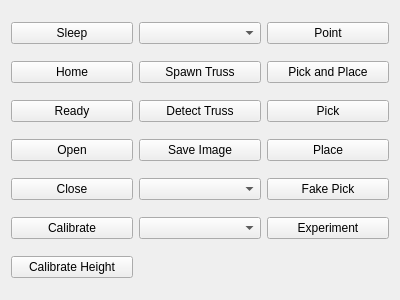
Above: rqt_user_interface/resource/flex_grasp.ui from padmaja-kulkarni/vine_tomato_grasping before the change. Below: the same form after it.
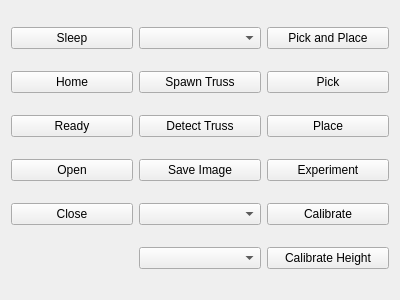
That is the form after the change.

Commit message: Polish GUI, remove depricated functionalities

What changed in the file:
```diff
--- a/rqt_user_interface/resource/flex_grasp.ui
+++ b/rqt_user_interface/resource/flex_grasp.ui
@@ -55,22 +55,6 @@
     </widget>
    </item>
 
-   <item row="5" column="0">
-    <widget class="QPushButton" name="CalibrateButton">
-     <property name="text">
-      <string>Calibrate</string>
-     </property>
-    </widget>
-   </item>
-
-   <item row="6" column="0">
-    <widget class="QPushButton" name="CalibrateHeightButton">
-     <property name="text">
-      <string>Calibrate Height</string>
-     </property>
-    </widget>
-   </item>
-
    <item row="0" column="1">
     <widget class="QComboBox" name="SelectSpawnTypeButton">
     </widget>
@@ -113,15 +97,6 @@
 
 
    <item row="0" column="2">
-    <widget class="QPushButton" name="PointButton">
-     <property name="text">
-      <string>Point</string>
-     </property>
-    </widget>
-   </item>
-
-
-   <item row="1" column="2">
     <widget class="QPushButton" name="PickPlaceButton">
      <property name="text">
       <string>Pick and Place</string>
@@ -129,7 +104,7 @@
     </widget>
    </item>
 
-   <item row="2" column="2">
+   <item row="1" column="2">
     <widget class="QPushButton" name="PickButton">
      <property name="text">
       <string>Pick</string>
@@ -137,7 +112,7 @@
     </widget>
    </item>
 
-   <item row="3" column="2">
+   <item row="2" column="2">
     <widget class="QPushButton" name="PlaceButton">
      <property name="text">
       <string>Place</string>
@@ -145,15 +120,7 @@
     </widget>
    </item>
 
-   <item row="4" column="2">
-    <widget class="QPushButton" name="FakePickButton">
-     <property name="text">
-      <string>Fake Pick</string>
-     </property>
-    </widget>
-   </item>
-
-   <item row="5" column="2">
+   <item row="3" column="2">
     <widget class="QPushButton" name="ExperimentButton">
      <property name="text">
       <string>Experiment</string>
@@ -161,6 +128,22 @@
     </widget>
    </item>
 
+   <item row="4" column="2">
+    <widget class="QPushButton" name="CalibrateButton">
+     <property name="text">
+      <string>Calibrate</string>
+     </property>
+    </widget>
+   </item>
+
+   <item row="5" column="2">
+    <widget class="QPushButton" name="CalibrateHeightButton">
+     <property name="text">
+      <string>Calibrate Height</string>
+     </property>
+    </widget>
+   </item>
+
   </layout>
  </widget>
  <resources/>
```
Left out of the diff: 2 changed lines with no effect on the pictures. The commit also changes 5 other files.
